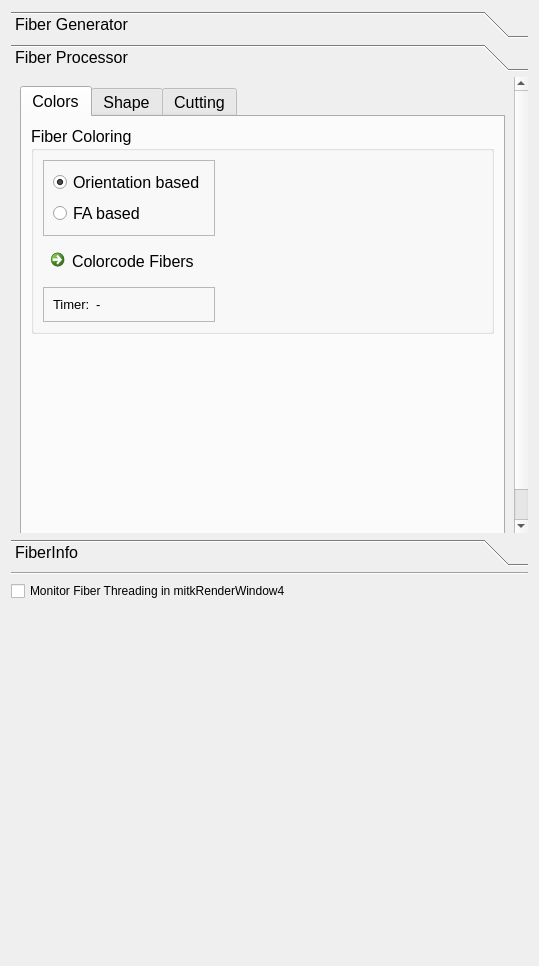
Old version of the form Modules/Bundles/org.mitk.gui.qt.diffusionimaging/src/internal/QmitkFiberBundleDeveloperViewControls.ui in the repository MITK/MITK.
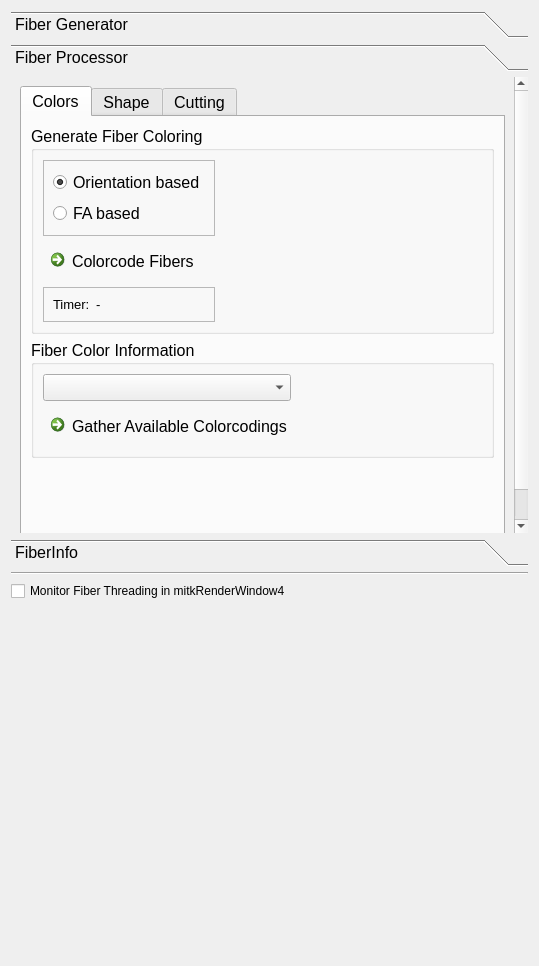
New version of the form.

Commit message: fix rendering calling after processing

What changed in the file:
```diff
--- a/Modules/Bundles/org.mitk.gui.qt.diffusionimaging/src/internal/QmitkFiberBundleDeveloperViewControls.ui
+++ b/Modules/Bundles/org.mitk.gui.qt.diffusionimaging/src/internal/QmitkFiberBundleDeveloperViewControls.ui
@@ -496,7 +496,7 @@
            <item row="0" column="0" rowspan="2">
             <widget class="QGroupBox" name="groupBox_8">
              <property name="title">
-              <string>Fiber Coloring</string>
+              <string>Generate Fiber Coloring</string>
              </property>
              <layout class="QGridLayout" name="gridLayout_16">
               <item row="1" column="0">
@@ -590,7 +590,7 @@
              </layout>
             </widget>
            </item>
-           <item row="2" column="0">
+           <item row="3" column="0">
             <spacer name="verticalSpacer_2">
              <property name="orientation">
               <enum>Qt::Vertical</enum>
@@ -603,6 +603,51 @@
              </property>
             </spacer>
            </item>
+           <item row="2" column="0">
+            <widget class="QGroupBox" name="groupBox_10">
+             <property name="title">
+              <string>Fiber Color Information</string>
+             </property>
+             <layout class="QGridLayout" name="gridLayout_17">
+              <item row="1" column="0">
+               <widget class="QCommandLinkButton" name="buttonGetAvailableColorCoding">
+                <property name="text">
+                 <string>Gather Available Colorcodings</string>
+                </property>
+               </widget>
+              </item>
+              <item row="1" column="1">
+               <spacer name="horizontalSpacer_5">
+                <property name="orientation">
+                 <enum>Qt::Horizontal</enum>
+                </property>
+                <property name="sizeHint" stdset="0">
+                 <size>
+                  <width>40</width>
+                  <height>20</height>
+                 </size>
+                </property>
+               </spacer>
+              </item>
+              <item row="0" column="0">
+               <widget class="QComboBox" name="ddAvailableColorcodings"/>
+              </item>
+              <item row="0" column="1">
+               <spacer name="horizontalSpacer_6">
+                <property name="orientation">
+                 <enum>Qt::Horizontal</enum>
+                </property>
+                <property name="sizeHint" stdset="0">
+                 <size>
+                  <width>40</width>
+                  <height>20</height>
+                 </size>
+                </property>
+               </spacer>
+              </item>
+             </layout>
+            </widget>
+           </item>
           </layout>
          </widget>
          <widget class="QWidget" name="tabShape">
```
The commit also changes 2 other files.
